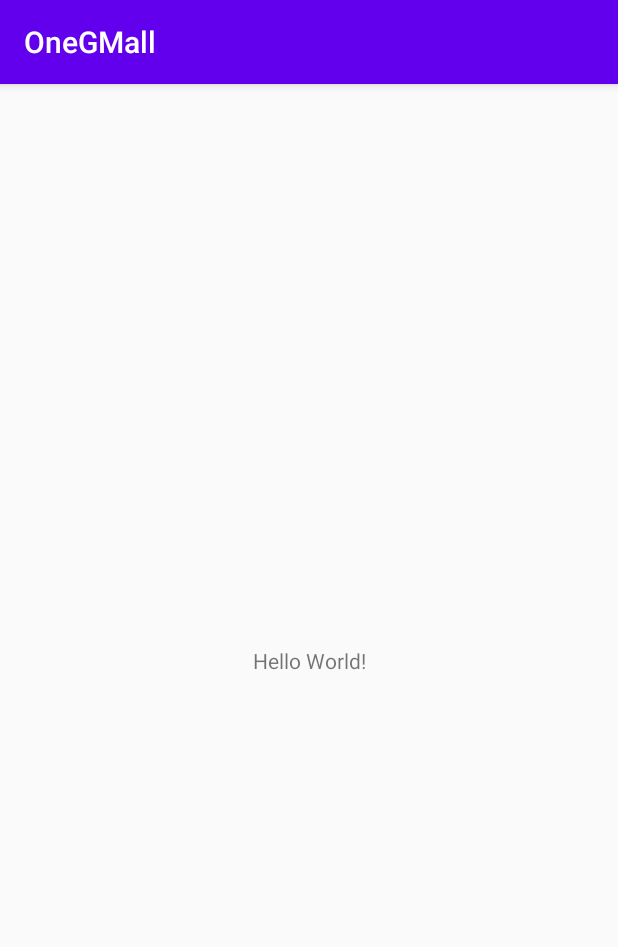
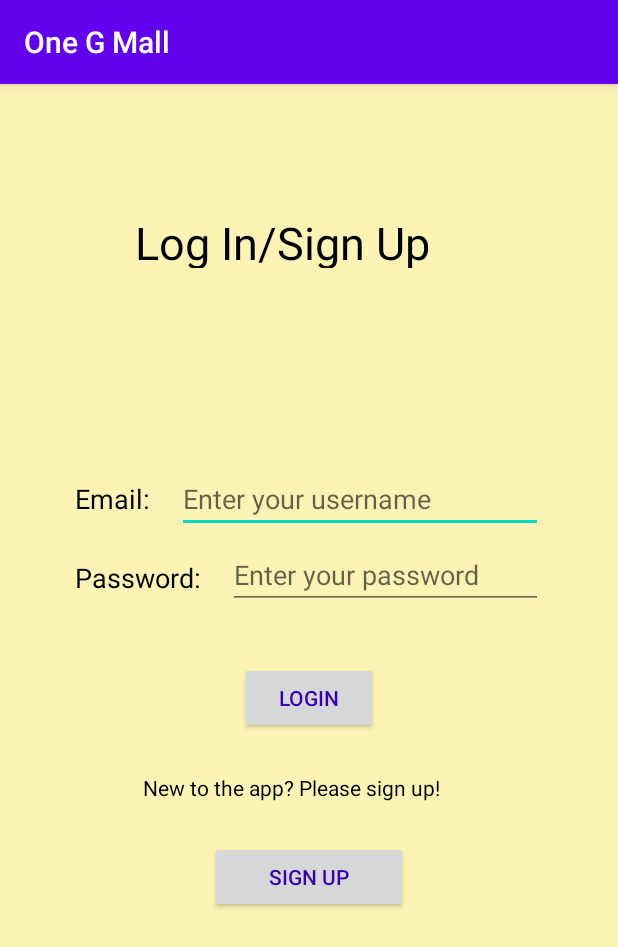
Before and after one commit to IAmDonut276/Capstone, an Android app: the screen it shows after launch (MainActivity), on a phone screen of 412 x 824 dp. Shown: the top 947 px of the screen. Run offline under Robolectric (Android 15) with nearby library versions, the phone set to English and light mode, and no system bars.

Commit message:
Login Design

```diff
--- a/app/src/main/res/layout/activity_main.xml
+++ b/app/src/main/res/layout/activity_main.xml
@@ -1,18 +1,147 @@
 <?xml version="1.0" encoding="utf-8"?>
-<androidx.constraintlayout.widget.ConstraintLayout xmlns:android="http://schemas.android.com/apk/res/android"
+<RelativeLayout xmlns:android="http://schemas.android.com/apk/res/android"
     xmlns:app="http://schemas.android.com/apk/res-auto"
     xmlns:tools="http://schemas.android.com/tools"
     android:layout_width="match_parent"
     android:layout_height="match_parent"
+    android:background="#5CFFE53B"
     tools:context=".MainActivity">
 
     <TextView
+        android:id="@+id/Login"
+        android:layout_width="210dp"
+        android:layout_height="37dp"
+        android:layout_alignParentStart="true"
+        android:layout_alignParentLeft="true"
+        android:layout_alignParentTop="true"
+        android:layout_alignParentEnd="true"
+        android:layout_alignParentRight="true"
+        android:layout_marginStart="90dp"
+        android:layout_marginLeft="90dp"
+        android:layout_marginTop="85dp"
+        android:layout_marginEnd="90dp"
+        android:layout_marginRight="90dp"
+        android:text="Log In/Sign Up"
+        android:textColor="@android:color/background_dark"
+        android:textSize="30sp" />
+
+    <TextView
+        android:id="@+id/txtemail"
         android:layout_width="wrap_content"
         android:layout_height="wrap_content"
-        android:text="Hello World!"
-        app:layout_constraintBottom_toBottomOf="parent"
-        app:layout_constraintLeft_toLeftOf="parent"
-        app:layout_constraintRight_toRightOf="parent"
-        app:layout_constraintTop_toTopOf="parent" />
+        android:layout_alignParentStart="true"
+        android:layout_alignParentLeft="true"
+        android:layout_alignParentTop="true"
+        android:layout_marginStart="50dp"
+        android:layout_marginLeft="50dp"
+        android:layout_marginTop="264dp"
+        android:text="Email:"
+        android:textColor="@android:color/black"
+        android:textSize="18sp" />
 
-</androidx.constraintlayout.widget.ConstraintLayout>
+    <EditText
+        android:id="@+id/email"
+        android:layout_width="wrap_content"
+        android:layout_height="wrap_content"
+        android:layout_alignParentTop="true"
+        android:layout_alignParentEnd="true"
+        android:layout_alignParentRight="true"
+        android:layout_marginStart="18dp"
+        android:layout_marginLeft="18dp"
+        android:layout_marginTop="254dp"
+        android:layout_marginEnd="50dp"
+        android:layout_marginRight="50dp"
+        android:layout_toEndOf="@+id/txtemail"
+        android:layout_toRightOf="@+id/txtemail"
+        android:ems="10"
+        android:hint="Enter your username"
+        android:inputType="textPersonName"
+        android:textColor="@android:color/black" />
+
+    <TextView
+        android:id="@+id/txtpassword"
+        android:layout_width="wrap_content"
+        android:layout_height="wrap_content"
+        android:layout_below="@+id/txtemail"
+        android:layout_alignParentStart="true"
+        android:layout_alignParentLeft="true"
+        android:layout_marginStart="50dp"
+        android:layout_marginLeft="50dp"
+        android:layout_marginTop="28dp"
+        android:text="Password:"
+        android:textColor="@android:color/black"
+        android:textSize="18sp" />
+
+    <EditText
+        android:id="@+id/password"
+        android:layout_width="wrap_content"
+        android:layout_height="wrap_content"
+        android:layout_below="@+id/email"
+        android:layout_alignParentEnd="true"
+        android:layout_alignParentRight="true"
+        android:layout_marginStart="18dp"
+        android:layout_marginLeft="18dp"
+        android:layout_marginTop="5dp"
+        android:layout_marginEnd="50dp"
+        android:layout_marginRight="50dp"
+        android:layout_toEndOf="@+id/txtpassword"
+        android:layout_toRightOf="@+id/txtpassword"
+        android:ems="10"
+        android:hint="Enter your password"
+        android:inputType="textPassword"
+        android:textColor="@android:color/black" />
+
+    <Button
+        android:id="@+id/loginbut"
+        android:layout_width="101dp"
+        android:layout_height="wrap_content"
+        android:layout_below="@+id/password"
+        android:layout_alignParentStart="true"
+        android:layout_alignParentLeft="true"
+        android:layout_alignParentEnd="true"
+        android:layout_alignParentRight="true"
+        android:layout_marginStart="160dp"
+        android:layout_marginLeft="160dp"
+        android:layout_marginTop="35dp"
+        android:layout_marginEnd="160dp"
+        android:layout_marginRight="160dp"
+        android:text="Login"
+        android:textColor="@color/colorPrimaryDark"
+        />
+
+    <TextView
+        android:id="@+id/or"
+        android:layout_width="wrap_content"
+        android:layout_height="wrap_content"
+        android:layout_below="@+id/loginbut"
+        android:layout_alignParentStart="true"
+        android:layout_alignParentLeft="true"
+        android:layout_alignParentEnd="true"
+        android:layout_alignParentRight="true"
+        android:layout_marginStart="95dp"
+        android:layout_marginLeft="95dp"
+        android:layout_marginTop="26dp"
+        android:layout_marginEnd="95dp"
+        android:layout_marginRight="955dp"
+        android:text="@string/orSignUp"
+        android:textColor="@android:color/black" />
+
+    <Button
+        android:id="@+id/signUpbut"
+        android:layout_width="wrap_content"
+        android:layout_height="wrap_content"
+        android:layout_below="@+id/or"
+        android:layout_alignParentStart="true"
+        android:layout_alignParentLeft="true"
+        android:layout_alignParentEnd="true"
+        android:layout_alignParentRight="true"
+        android:layout_marginStart="140dp"
+        android:layout_marginLeft="140dp"
+        android:layout_marginTop="26dp"
+        android:layout_marginEnd="140dp"
+        android:layout_marginRight="140dp"
+        android:text="Sign Up"
+        android:textColor="@color/colorPrimaryDark" />
+
+
+</RelativeLayout>
--- a/app/src/main/res/values/strings.xml
+++ b/app/src/main/res/values/strings.xml
@@ -1,3 +1,4 @@
 <resources>
-    <string name="app_name">OneGMall</string>
+    <string name="app_name">One G Mall</string>
+    <string name="orSignUp">New to the app? Please sign up!</string>
 </resources>
```
